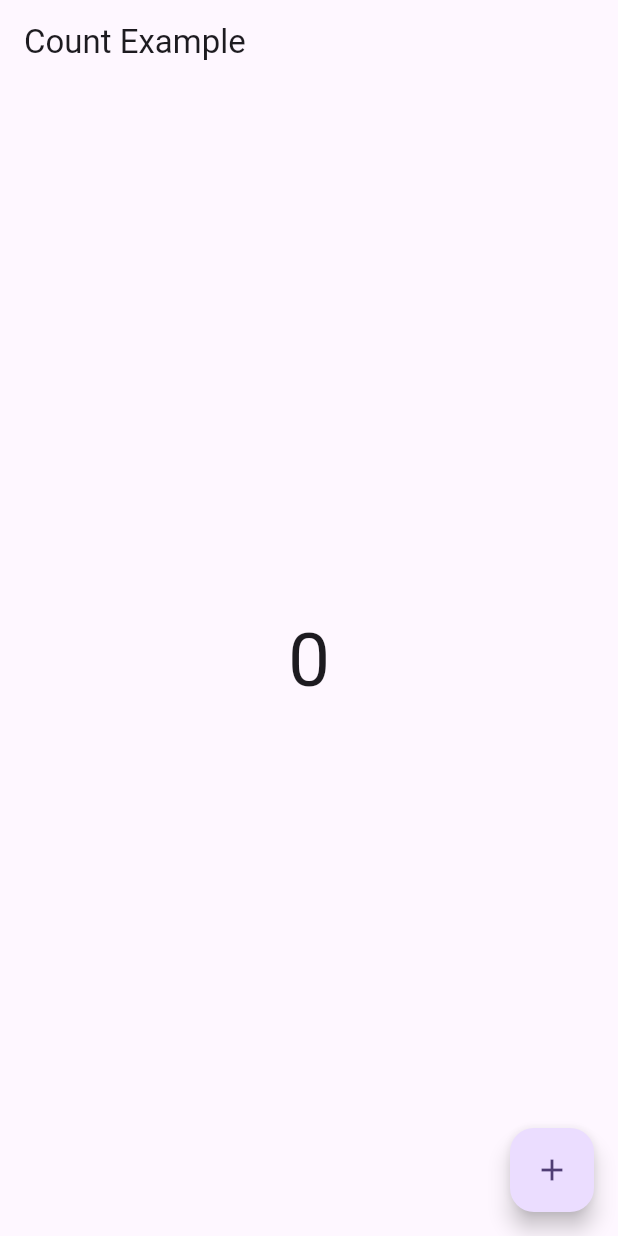
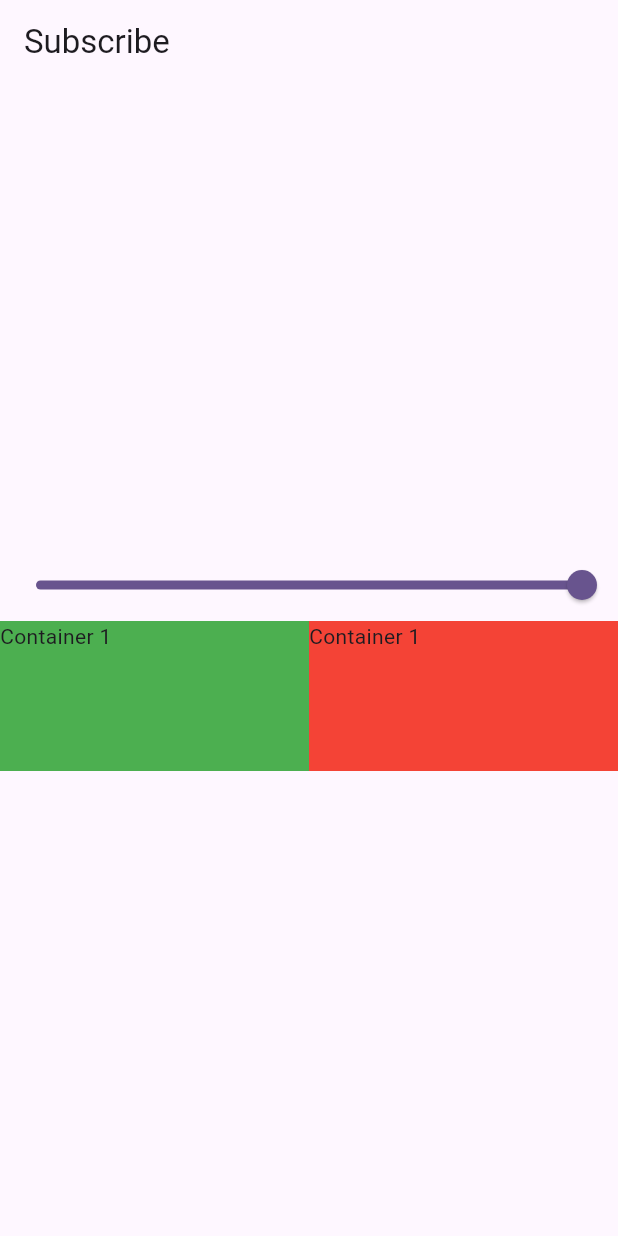
Before and after one commit to sumitpant190/learning_provider, a Flutter app: the screen it shows after launch, on a phone screen of 412 x 824 dp. Run offline on Flutter 3.47's test engine with Material 2 defaults, Android fonts, the phone set to English and light mode, and no system bars.

Commit message:
MultiProvider

```diff
--- a/lib/main.dart
+++ b/lib/main.dart
@@ -1,6 +1,8 @@
 import 'package:flutter/material.dart';
 import 'package:learning_provider/provider/count_provider.dart';
+import 'package:learning_provider/provider/example_one_provider.dart';
 import 'package:learning_provider/screens/count_examples.dart';
+import 'package:learning_provider/screens/example_one.dart';
 import 'package:provider/provider.dart';
 
 void main() {
@@ -13,15 +15,22 @@ class MyApp extends StatelessWidget {
   // This widget is the root of your application.
   @override
   Widget build(BuildContext context) {
-    return ChangeNotifierProvider(
-        create: (_) => CountProvider(),
+    return MultiProvider(
+        providers: [
+          ChangeNotifierProvider(
+            create: (_) => CountProvider(),
+          ),
+          ChangeNotifierProvider(
+            create: (_) => ExampleOneProvider(),
+          ),
+        ],
         child: MaterialApp(
           title: 'Flutter Demo',
           theme: ThemeData(
             colorScheme: ColorScheme.fromSeed(seedColor: Colors.deepPurple),
             useMaterial3: true,
           ),
-          home: CountExamples(),
+          home: ExampleOne(),
         ));
   }
 }
--- /dev/null
+++ b/lib/provider/example_one_provider.dart
@@ -0,0 +1,11 @@
+import 'package:flutter/material.dart';
+
+class ExampleOneProvider with ChangeNotifier {
+  double _value = 1.0;
+  double get value => _value;
+
+  void setValue(double val) {
+    _value = val;
+    notifyListeners();
+  }
+}
--- /dev/null
+++ b/lib/screens/example_one.dart
@@ -0,0 +1,51 @@
+import 'package:flutter/material.dart';
+import 'package:learning_provider/provider/example_one_provider.dart';
+import 'package:provider/provider.dart';
+
+class ExampleOne extends StatefulWidget {
+  const ExampleOne({super.key});
+
+  @override
+  State<ExampleOne> createState() => _ExampleOneState();
+}
+
+class _ExampleOneState extends State<ExampleOne> {
+//  double value = 1.0;
+  @override
+  Widget build(BuildContext context) {
+    print('tree rebuild');
+
+    return Scaffold(
+      appBar: AppBar(title: Text('Subscribe')),
+      body: Consumer<ExampleOneProvider>(
+        builder: (context, value, child) {
+          return Column(mainAxisAlignment: MainAxisAlignment.center, children: [
+            Slider(
+                value: value.value,
+                onChanged: (val) {
+                  value.setValue(val);
+                }),
+            Row(
+              children: [
+                Expanded(
+                  child: Container(
+                    height: 100,
+                    color: Colors.green.withOpacity(value.value),
+                    child: Text('Container 1'),
+                  ),
+                ),
+                Expanded(
+                  child: Container(
+                    height: 100,
+                    color: Colors.red.withOpacity(value.value),
+                    child: Text('Container 1'),
+                  ),
+                ),
+              ],
+            )
+          ]);
+        },
+      ),
+    );
+  }
+}
```
